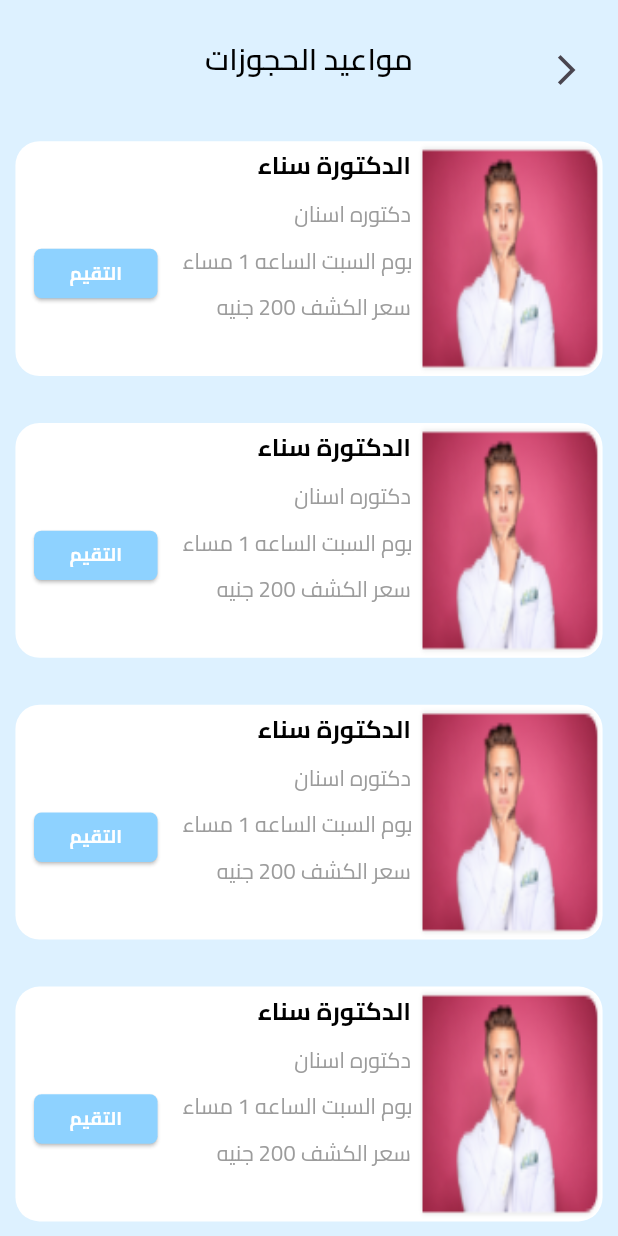
After one commit to AhmedSlman/Doctory, a Flutter app: the BookingTimeView screen opened by its route, on a phone screen of 412 x 824 dp. The commit adds this screen. Run offline on Flutter 3.47's test engine with Material 3 defaults, Android fonts, the phone set to English and light mode, and no system bars; our stand-ins replace flutter_bloc, flutter_rating_bar, go_router.

Commit message:
settings commit

```diff
--- /dev/null
+++ b/devtools_options.yaml
@@ -0,0 +1,3 @@
+description: This file stores settings for Dart & Flutter DevTools.
+documentation: https://docs.flutter.dev/tools/devtools/extensions#configure-extension-enablement-states
+extensions:
--- a/lib/app.dart
+++ b/lib/app.dart
@@ -14,7 +14,7 @@ class Doctory extends StatelessWidget {
       theme: ThemeData(
         scaffoldBackgroundColor: AppColors.scaffoldColor,
         bottomNavigationBarTheme:const BottomNavigationBarThemeData(
-          backgroundColor: AppColors.greyForIcon,
+          backgroundColor: AppColors.blackForText,
         ),
       ),
       routerConfig: router,
--- a/lib/core/routes/app_router.dart
+++ b/lib/core/routes/app_router.dart
@@ -6,7 +6,9 @@ import 'package:doctory/features/auth/presentation/views/sign_up_view.dart';
 import 'package:doctory/features/booking/presentation/views/booking_view.dart';
 import 'package:doctory/features/home/presentation/views/botton_nav_bar_view.dart';
 import 'package:doctory/features/pharmacies/presentation/views/pharmacies_view.dart';
+import 'package:doctory/features/settings/presentation/views/booking_time_view.dart';
 import 'package:doctory/features/settings/presentation/views/change_password_view.dart';
+import 'package:doctory/features/settings/presentation/views/report_a_problem_view.dart';
 import 'package:doctory/features/splash/splash_view.dart';
 import 'package:go_router/go_router.dart';
 
@@ -60,5 +62,13 @@ final GoRouter router = GoRouter(
       path: RouterNames.changePasswordView,
       builder: (context, state) => const ChangePasswordView(),
     ),
+    GoRoute(
+      path: RouterNames.bookingTime,
+      builder: (context, state) => const BookingTimeView(),
+    ),
+    GoRoute(
+      path: RouterNames.reportProblemView,
+      builder: (context, state) => const ReportAProblemView(),
+    ),
   ],
 );
--- a/lib/core/routes/router_names.dart
+++ b/lib/core/routes/router_names.dart
@@ -10,6 +10,10 @@ abstract class RouterNames {
   static const String bottomNavBar = '/';
   static const String personalInfoView = '/personalInfoView';
   static const String changePasswordView = '/changePasswordView';
+  static const String bookingTime = '/bookingTime';
+  static const String reportProblemView = '/reportProblemView';
+
+
 
 
 
--- a/lib/core/utils/app_strings.dart
+++ b/lib/core/utils/app_strings.dart
@@ -30,7 +30,14 @@ abstract class AppStrings {
       selectAnOption='اختار النوع',
       currentPassword='كلمه المرور الحاليه',
       newPassword='كلمه المرور الجديده',
-      confirmNewPassword='تأكيد كلمة المرور الجديده';
+      confirmNewPassword='تأكيد كلمة المرور الجديده',
+      reservationTime='مواعيد الحجوزات',
+      rating='التقيم',
+      reportAProblem='الابلاغ عن مشكلة';
+
+
+
+
 
 
 
--- a/lib/features/home/presentation/views/botton_nav_bar_view.dart
+++ b/lib/features/home/presentation/views/botton_nav_bar_view.dart
@@ -22,6 +22,7 @@ class BottomNavBarView extends StatelessWidget {
               currentIndex: cubit.currentIndex,
               selectedItemColor: AppColors.primaryColor,
               unselectedItemColor: AppColors.greyForIcon,
+              backgroundColor: AppColors.primaryColor,
               onTap: (index) {
                 cubit.changeBottom(index);
               },
--- /dev/null
+++ b/lib/features/settings/presentation/views/booking_time_view.dart
@@ -0,0 +1,13 @@
+import 'package:doctory/features/settings/presentation/views/widgets/booking_time_view_body.dart';
+import 'package:flutter/material.dart';
+
+class BookingTimeView extends StatelessWidget {
+  const BookingTimeView({super.key});
+
+  @override
+  Widget build(BuildContext context) {
+    return const Scaffold(
+      body: SafeArea(child: BookingTimeViewBody()),
+    );
+  }
+}
--- a/lib/features/settings/presentation/views/change_password_view.dart
+++ b/lib/features/settings/presentation/views/change_password_view.dart
@@ -7,8 +7,8 @@ class ChangePasswordView extends StatelessWidget {
 
   @override
   Widget build(BuildContext context) {
-    return const SafeArea(child: Scaffold(
-      body: ChangePasswordViewBody(),
-    ));
+    return const Scaffold(
+      body: SafeArea(child: ChangePasswordViewBody()),
+    );
   }
 }
--- a/lib/features/settings/presentation/views/personal_info_view.dart
+++ b/lib/features/settings/presentation/views/personal_info_view.dart
@@ -6,8 +6,8 @@ class PersonalInfoView extends StatelessWidget {
 
   @override
   Widget build(BuildContext context) {
-    return const SafeArea(child: Scaffold(
-      body: PersonalInfoViewBody(),
-    ));
+    return const Scaffold(
+      body: SafeArea(child: PersonalInfoViewBody()),
+    );
   }
 }
--- /dev/null
+++ b/lib/features/settings/presentation/views/widgets/booking_time_view_body.dart
@@ -0,0 +1,157 @@
+import 'package:doctory/core/utils/app_strings.dart';
+import 'package:doctory/core/widgets/custom_app_bar.dart';
+import 'package:flutter/material.dart';
+
+import '../../../../../core/utils/app_colors.dart';
+import '../../../../../core/utils/app_styles.dart';
+import '../../../../booking/presentation/views/widgets/doctors_list_view.dart';
+
+class BookingTimeViewBody extends StatelessWidget {
+  const BookingTimeViewBody({super.key});
+
+  @override
+  Widget build(BuildContext context) {
+    return Padding(
+      padding: EdgeInsets.symmetric(
+          horizontal: MediaQuery.of(context).size.width * 0.025),
+      child: const Column(
+        children: [
+          CustomAppBar(
+            title: AppStrings.reservationTime,
+            showBackButton: true,
+          ),
+          Expanded(child: ReservationList())
+        ],
+      ),
+    );
+  }
+}
+
+class ReservationList extends StatelessWidget {
+  const ReservationList({super.key});
+
+  @override
+  Widget build(BuildContext context) {
+    return ListView.builder(
+      itemBuilder: (context, index) => Padding(
+        padding: EdgeInsets.symmetric(
+            vertical: MediaQuery.of(context).size.height * 0.019),
+        child: const ReservationListViewItem(),
+      ),
+      itemCount: 10,
+      physics: const BouncingScrollPhysics(),
+    );
+  }
+}
+
+class ReservationListViewItem extends StatelessWidget {
+  const ReservationListViewItem({super.key});
+
+  @override
+  Widget build(BuildContext context) {
+    final screenWidth = MediaQuery.of(context).size.width;
+    final screenHeight = MediaQuery.of(context).size.height;
+
+    return Container(
+      height: screenHeight * 0.19,
+      width: double.infinity,
+      decoration: BoxDecoration(
+        borderRadius: BorderRadius.circular(16),
+        color: AppColors.whiteColor,
+      ),
+      child: Row(
+        children: [
+          ClipRRect(
+            borderRadius: const BorderRadius.horizontal(right: Radius.circular(16)),
+            child: SizedBox(
+              height: double.infinity, // Make the image take the full height of the container
+              width: screenWidth * 0.3,
+              child: Image.asset(
+                'assets/images/test2.png',
+                fit: BoxFit.fill,
+              ),
+            ),
+          ),
+          Expanded(
+            child: Padding(
+              padding: EdgeInsets.all(screenWidth * 0.01),
+              child: Column(
+                crossAxisAlignment: CrossAxisAlignment.start,
+                mainAxisAlignment: MainAxisAlignment.start,
+                children: [
+                  Text(
+                    'الدكتورة سناء',
+                    style: AppStyles.sBlack12.copyWith(
+                      fontWeight: FontWeight.bold,
+                      fontSize: screenWidth * 0.04,
+                    ),
+                    overflow: TextOverflow.ellipsis,
+                    softWrap: false,
+                  ),
+                  const SizedBox(height: 10),
+                  Text(
+                    'دكتوره اسنان',
+                    style: AppStyles.sSubTitleGrey.copyWith(
+                      fontSize: screenWidth * 0.035,
+                    ),
+                    overflow: TextOverflow.ellipsis,
+                    softWrap: false,
+                  ),
+                  const SizedBox(height: 10),
+                  Text(
+                    'يوم السبت الساعه 1 مساء',
+                    style: AppStyles.sSubTitleGrey.copyWith(
+                      fontSize: screenWidth * 0.035,
+                    ),
+                    softWrap: false,
+                    maxLines: 2,
+                  ),
+                  const SizedBox(height: 10),
+                  Text(
+                    'سعر الكشف 200 جنيه',
+                    style: AppStyles.sSubTitleGrey.copyWith(
+                      fontSize: screenWidth * 0.035,
+                    ),
+                    overflow: TextOverflow.ellipsis,
+                    softWrap: false,
+                  ),
+                ],
+              ),
+            ),
+          ),
+          Padding(
+            padding: EdgeInsets.symmetric(horizontal: screenWidth * 0.03),
+            child: Column(
+              mainAxisAlignment: MainAxisAlignment.center,
+              crossAxisAlignment: CrossAxisAlignment.center,
+              children: [
+                const SizedBox(height: 20),
+                SizedBox(
+                  width: screenWidth * 0.2,
+                  height: screenHeight * 0.04,
+                  child: ElevatedButton(
+                    onPressed: () {},
+                    style: ElevatedButton.styleFrom(
+                      backgroundColor: AppColors.primaryColor,
+                      shape: RoundedRectangleBorder(
+                        borderRadius: BorderRadius.circular(5),
+                      ),
+                      padding: EdgeInsets.symmetric(horizontal: screenWidth * 0.02),
+                    ),
+                    child: Text(
+                      AppStrings.rating,
+                      style: AppStyles.sTextButton.copyWith(
+                        fontWeight: FontWeight.bold,
+                        fontSize: screenWidth * 0.03,
+                      ),
+                    ),
+                  ),
+                ),
+              ],
+            ),
+          ),
+        ],
+      ),
+    );
+  }
+}
--- a/lib/features/settings/presentation/views/widgets/change_password_view_body.dart
+++ b/lib/features/settings/presentation/views/widgets/change_password_view_body.dart
@@ -20,7 +20,7 @@ class ChangePasswordViewBody extends StatelessWidget {
       child: Column(
         crossAxisAlignment: CrossAxisAlignment.start,
         children: [
-          const CustomAppBar(title: AppStrings.changePassword),
+          const CustomAppBar(title: AppStrings.changePassword,showBackButton: true,),
           SizedBox(height: screenHeight * 0.03),
           const CustomTextField(
             hintText: AppStrings.currentPassword,
```
Also changed, not shown: lib/features/settings/presentation/views/report_a_problem_view.dart (added, +14 -0 lines), lib/features/settings/presentation/views/widgets/report_a_problem_view_body.dart (added, +22 -0 lines), lib/features/settings/presentation/views/widgets/settings_button_container.dart (+19 -14 lines), lib/features/settings/presentation/views/widgets/settings_view_body.dart (+10 -4 lines), lib/main.dart (+10 -1 lines).
